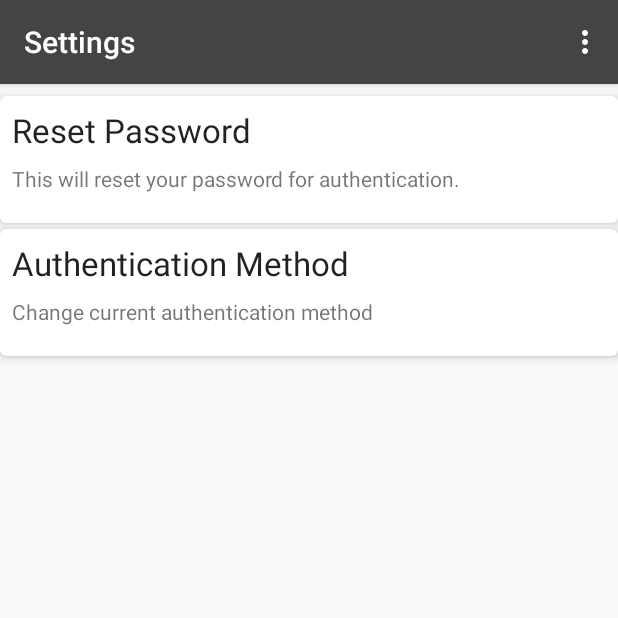
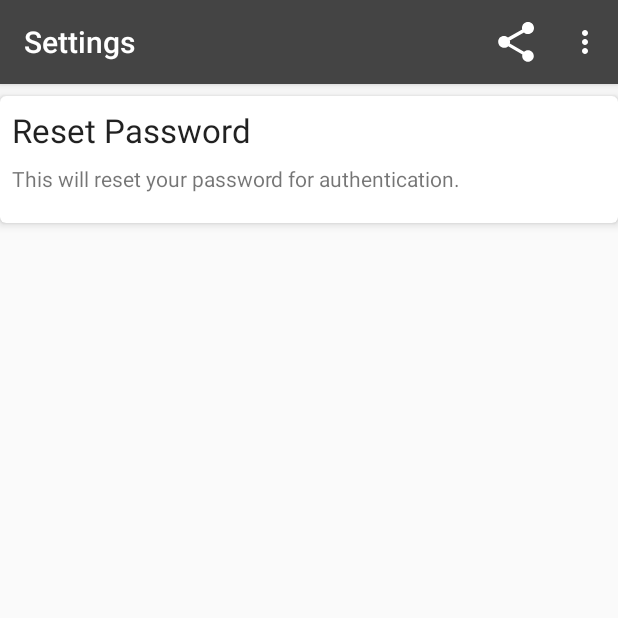
Before and after one commit to AlexMuzzy/appLocker, an Android app: the screen it shows after launch (SettingsActivity), in the options menu, after a tap on "Settings", on a phone screen of 412 x 824 dp, the top half of it. Run offline under Robolectric (Android 15) with nearby library versions, the phone set to English and light mode, and no system bars; 1 statement that could not run was skipped.

Commit message:
added share action provider

```diff
--- a/app/build.gradle
+++ b/app/build.gradle
@@ -4,7 +4,7 @@ android {
     compileSdkVersion 28
     defaultConfig {
         applicationId "uk.co.alexmusgrove.applocker"
-        minSdkVersion 24
+        minSdkVersion 26
         targetSdkVersion 28
         versionCode 1
         versionName "1.0"
--- a/app/src/main/AndroidManifest.xml
+++ b/app/src/main/AndroidManifest.xml
@@ -20,6 +20,7 @@
             </intent-filter>
         </activity>
         <activity android:name=".Activities.SettingsActivity"></activity>
+        <activity android:name=".Activities.UserGuideActivity"></activity>
         <activity android:name=".Activities.lockActivity"
             android:noHistory="true"></activity>
         <provider
--- a/app/src/main/java/uk/co/alexmusgrove/applocker/Activities/MainActivity.java
+++ b/app/src/main/java/uk/co/alexmusgrove/applocker/Activities/MainActivity.java
@@ -1,6 +1,9 @@
 package uk.co.alexmusgrove.applocker.Activities;
 
 import android.app.AppOpsManager;
+import android.app.Notification;
+import android.app.NotificationChannel;
+import android.app.NotificationManager;
 import android.content.ComponentName;
 import android.content.ContentValues;
 import android.content.Context;
@@ -68,11 +71,21 @@ public class  MainActivity extends AppCompatActivity {
     @Override
     public boolean onOptionsItemSelected(MenuItem item){
 
-        if(item.getItemId()==R.id.settings_item){
+        if(item.getItemId()==R.id.settings_item) {
             Intent settingsIntent = new Intent(this, SettingsActivity.class);
             startActivity(settingsIntent);
             return true;
         }
+        if (item.getItemId()==R.id.user_guide_item) {
+            Intent userGuideIntent = new Intent(this, UserGuideActivity.class);
+            startActivity(userGuideIntent);
+            return true;
+        }
+//        } else if (item.getItemId()==R.id.user_guide_item){
+//            Intent userGuideIntent = new Intent(this, UserGuideActivity.class);
+//            startActivity(userGuideIntent);
+//            return true;
+//        }
         return super.onOptionsItemSelected(item);
     }
 
@@ -184,7 +197,29 @@ public class  MainActivity extends AppCompatActivity {
 
     private boolean hasPasswordSet () {
         String password = settingsPreferences.getPassword(this);
-        Boolean test = (!password.equals(null));
         return (!password.equals(null));
     }
+
+    @Override
+    protected void onDestroy() {
+        super.onDestroy();
+        int notifyID = 1;
+        String CHANNEL_ID = "my_channel_1";// The id of the channel.
+        CharSequence name = getString(R.string.appLockerChannel);// The user-visible name of the channel.
+        int importance = NotificationManager.IMPORTANCE_HIGH;
+        NotificationChannel mChannel = new NotificationChannel(CHANNEL_ID, name, importance);
+// Create a notification and set the notification channel.
+        Notification notification = new Notification.Builder(MainActivity.this, CHANNEL_ID)
+                .setContentTitle("Locked Apps")
+                .setContentText("You currently have " + AppSQLiteDBHelper.getAllApps(this).size() + " locked apps.")
+                .setSmallIcon(R.drawable.ic_build_black_24dp)
+                .setChannelId(CHANNEL_ID)
+                .build();
+        NotificationManager mNotificationManager =
+                (NotificationManager) getSystemService(Context.NOTIFICATION_SERVICE);
+        mNotificationManager.createNotificationChannel(mChannel);
+
+// Issue the notification.
+        mNotificationManager.notify(notifyID , notification);
+    }
 }
--- a/app/src/main/java/uk/co/alexmusgrove/applocker/Activities/SettingsActivity.java
+++ b/app/src/main/java/uk/co/alexmusgrove/applocker/Activities/SettingsActivity.java
@@ -3,14 +3,16 @@ package uk.co.alexmusgrove.applocker.Activities;
 import android.content.Context;
 import android.content.Intent;
 import android.support.v4.app.FragmentManager;
+import android.support.v4.view.MenuItemCompat;
 import android.support.v7.app.AppCompatActivity;
+
 import android.os.Bundle;
 import android.support.v7.widget.CardView;
+import android.support.v7.widget.ShareActionProvider;
 import android.view.Menu;
 import android.view.MenuItem;
-import android.view.View;
-import android.widget.Toast;
 
+import uk.co.alexmusgrove.applocker.Database.AppSQLiteDBHelper;
 import uk.co.alexmusgrove.applocker.Fragments.passwordFragment;
 import uk.co.alexmusgrove.applocker.R;
 
@@ -21,32 +23,44 @@ public class SettingsActivity extends AppCompatActivity {
         super.onCreate(savedInstanceState);
         setTitle("Settings");
         setContentView(R.layout.activity_settings);
-        Context context = getApplicationContext();
         CardView resetpassword_card = this.findViewById(R.id.resetpassword_view);
 
-        resetpassword_card.setOnClickListener(new View.OnClickListener() {
-            @Override
-            public void onClick(View v) {
-                passwordFragment dialog = passwordFragment.newInstance();
-                FragmentManager fragmentManager = getSupportFragmentManager();
-                dialog.show(fragmentManager,"passwordFragment");
-            }
+        resetpassword_card.setOnClickListener(v -> {//listener reset password dialog
+            passwordFragment dialog = passwordFragment.newInstance();
+            FragmentManager fragmentManager = getSupportFragmentManager();
+            dialog.show(fragmentManager,"passwordFragment");
         });
+
     }
 
     //Overriding methods for options menu
     @Override
     public boolean onCreateOptionsMenu(Menu menu){
         getMenuInflater().inflate(R.menu.settings_menu, menu);
+        MenuItem item = menu.findItem(R.id.menu_share);
+        ShareActionProvider shareAction = (ShareActionProvider) MenuItemCompat.getActionProvider(item);
+
+        Intent send = new Intent();
+        send.setAction(Intent.ACTION_SEND);
+        send.putExtra(Intent.EXTRA_TEXT, AppSQLiteDBHelper.getAllApps(getApplicationContext()).size() + " Apps are locked to appLocker");
+        send.setType("text/plain");
+        if(shareAction != null) {
+            shareAction.setShareIntent(send);
+        }
+
         return super.onCreateOptionsMenu(menu);
     }
     @Override
     public boolean onOptionsItemSelected(MenuItem item){
 
         if(item.getItemId()==R.id.main_item){
-            Toast.makeText(this, "Main Menu Button", Toast.LENGTH_SHORT).show();
             Intent mainIntent = new Intent(this, MainActivity.class);
             startActivity(mainIntent);
+            return true;
+        }
+        if(item.getItemId()==R.id.user_guide_item){
+            Intent userGuideIntent = new Intent(this, UserGuideActivity.class);
+            startActivity(userGuideIntent);
             return true;
         }
         return super.onOptionsItemSelected(item);
--- /dev/null
+++ b/app/src/main/res/drawable/ic_build_black_24dp.xml
@@ -0,0 +1,5 @@
+<vector android:height="24dp" android:tint="#777777"
+    android:viewportHeight="24.0" android:viewportWidth="24.0"
+    android:width="24dp" xmlns:android="http://schemas.android.com/apk/res/android">
+    <path android:fillColor="#FF000000" android:pathData="M22.7,19l-9.1,-9.1c0.9,-2.3 0.4,-5 -1.5,-6.9 -2,-2 -5,-2.4 -7.4,-1.3L9,6 6,9 1.6,4.7C0.4,7.1 0.9,10.1 2.9,12.1c1.9,1.9 4.6,2.4 6.9,1.5l9.1,9.1c0.4,0.4 1,0.4 1.4,0l2.3,-2.3c0.5,-0.4 0.5,-1.1 0.1,-1.4z"/>
+</vector>
--- a/app/src/main/res/layout/activity_settings.xml
+++ b/app/src/main/res/layout/activity_settings.xml
@@ -47,43 +47,4 @@
         </android.support.constraint.ConstraintLayout>
     </android.support.v7.widget.CardView>
 
-    <android.support.v7.widget.CardView
-        android:id="@+id/authenticate_view"
-        android:layout_width="match_parent"
-        android:layout_height="wrap_content"
-        android:layout_marginBottom="4dp"
-        app:cardCornerRadius="4dp"
-        app:cardElevation="4dp"
-        app:contentPadding="4dp">
-
-        <android.support.constraint.ConstraintLayout
-            android:layout_width="match_parent"
-            android:layout_height="wrap_content"
-            android:layout_marginBottom="12dp"
-            android:layout_marginEnd="4dp"
-            android:layout_marginLeft="4dp"
-            android:layout_marginRight="4dp">
-
-            <TextView
-                android:id="@+id/textView8"
-                android:layout_width="wrap_content"
-                android:layout_height="wrap_content"
-                android:padding="4dp"
-                android:text="Authentication Method"
-                android:textAppearance="@android:style/TextAppearance.Material.Large"
-                app:layout_constraintStart_toStartOf="parent"
-                app:layout_constraintTop_toTopOf="parent" />
-
-            <TextView
-                android:id="@+id/textView9"
-                android:layout_width="wrap_content"
-                android:layout_height="wrap_content"
-                android:padding="4dp"
-                android:text="Change current authentication method"
-                app:layout_constraintStart_toStartOf="parent"
-                app:layout_constraintTop_toBottomOf="@+id/textView8" />
-        </android.support.constraint.ConstraintLayout>
-
-    </android.support.v7.widget.CardView>
-
 </LinearLayout>
--- a/app/src/main/res/menu/main_menu.xml
+++ b/app/src/main/res/menu/main_menu.xml
@@ -4,4 +4,6 @@
 
     <item android:title="@string/settings"
         android:id="@+id/settings_item"/>
+    <item android:title="User Guide"
+        android:id="@+id/user_guide_item"/>
 </menu>
--- a/app/src/main/res/menu/settings_menu.xml
+++ b/app/src/main/res/menu/settings_menu.xml
@@ -1,6 +1,14 @@
 <?xml version="1.0" encoding="utf-8"?>
-<menu xmlns:android="http://schemas.android.com/apk/res/android">
-
+<menu xmlns:android="http://schemas.android.com/apk/res/android"
+    xmlns:bwq="http://schemas.android.com/apk/res-auto">
+    <item
+        android:id="@+id/menu_share"
+        android:title="@string/label_share"
+        bwq:actionProviderClass="android.support.v7.widget.ShareActionProvider"
+        bwq:showAsAction="always"/>
     <item android:title="@string/main_menu"
         android:id="@+id/main_item"/>
+    <item android:title="User Guide"
+        android:id="@+id/user_guide_item"/>
+
 </menu>
--- a/app/src/main/res/values/strings.xml
+++ b/app/src/main/res/values/strings.xml
@@ -5,4 +5,6 @@
     <string name="usage_permission">Please grant usage access permission to this application.</string>
     <string name="password">Password</string>
     <string name="newPassword">Type here...</string>
+    <string name="appLockerChannel">appLocker</string>
+    <string name="label_share">Share</string>
 </resources>
```
Also changed, not shown: app/src/main/java/uk/co/alexmusgrove/applocker/Activities/UserGuideActivity.java (added, +44 -0 lines), app/src/main/java/uk/co/alexmusgrove/applocker/Services/appService.java (+7 -6 lines), app/src/main/res/layout/activity_user_guide.xml (+18 -5 lines), app/src/main/res/menu/userguide_menu.xml (added, +8 -0 lines), app/src/main/assets/locker.jpg (added), app/src/main/assets/selectapps.jpg (added), app/src/main/assets/setpassword.jpg (added), app/src/main/assets/shareaction.jpg (added), app/src/main/assets/usage_access.jpg (added), 2 other files.
